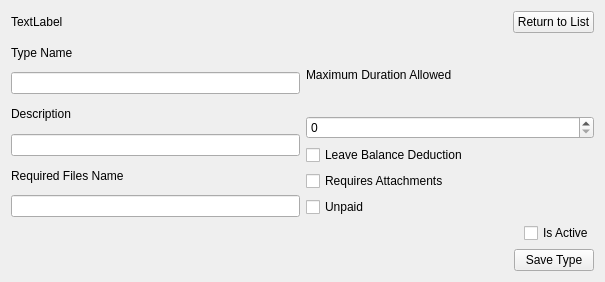
The window that KairosQt/design/AvailableType/AvailableTypeForm.ui (thanhdung96/KairosConsole) describes before a commit, drawn with Qt 5.
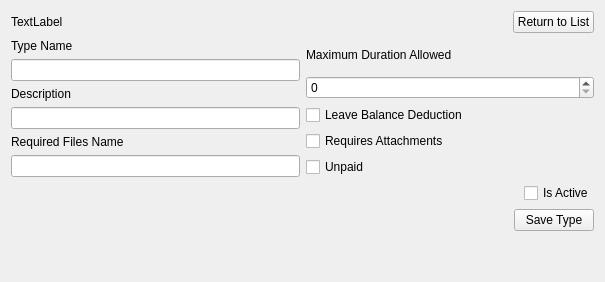
The same window after the commit.

Commit message: Fixed cannot submit new type. Remove redundant codes.

What changed in the file:
```diff
--- a/KairosQt/design/AvailableType/AvailableTypeForm.ui
+++ b/KairosQt/design/AvailableType/AvailableTypeForm.ui
@@ -187,6 +187,19 @@
      </item>
     </layout>
    </item>
+   <item>
+    <spacer name="verticalSpacer">
+     <property name="orientation">
+      <enum>Qt::Vertical</enum>
+     </property>
+     <property name="sizeHint" stdset="0">
+      <size>
+       <width>20</width>
+       <height>40</height>
+      </size>
+     </property>
+    </spacer>
+   </item>
   </layout>
  </widget>
  <resources/>
```
The commit also changes 7 other files.
